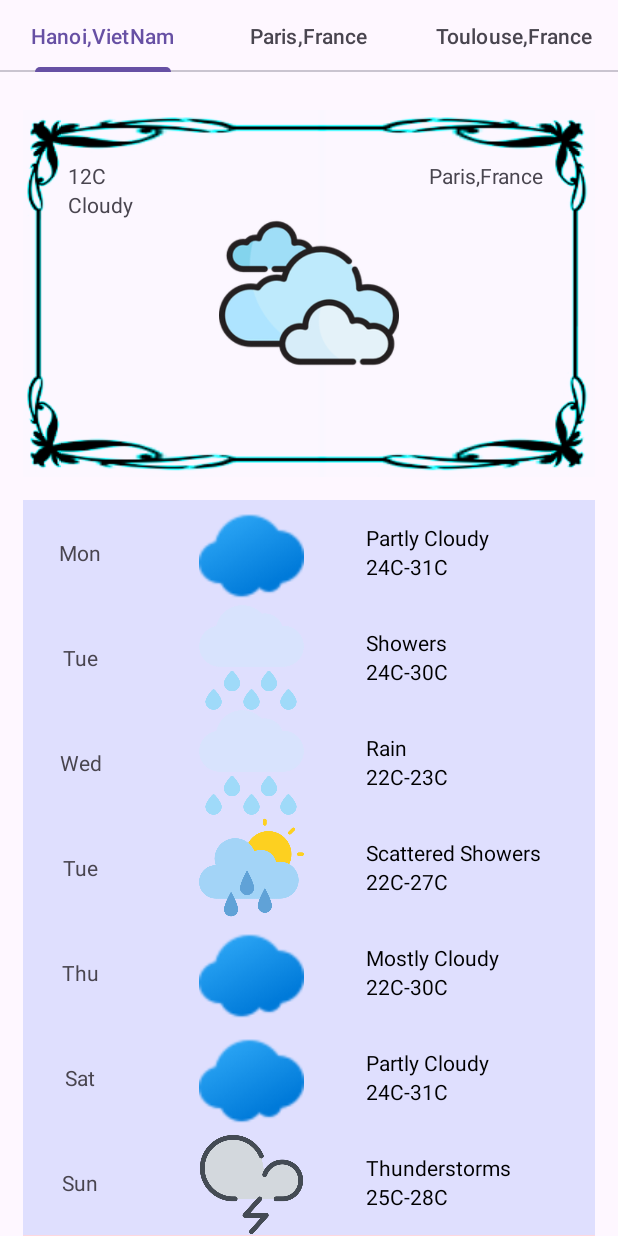
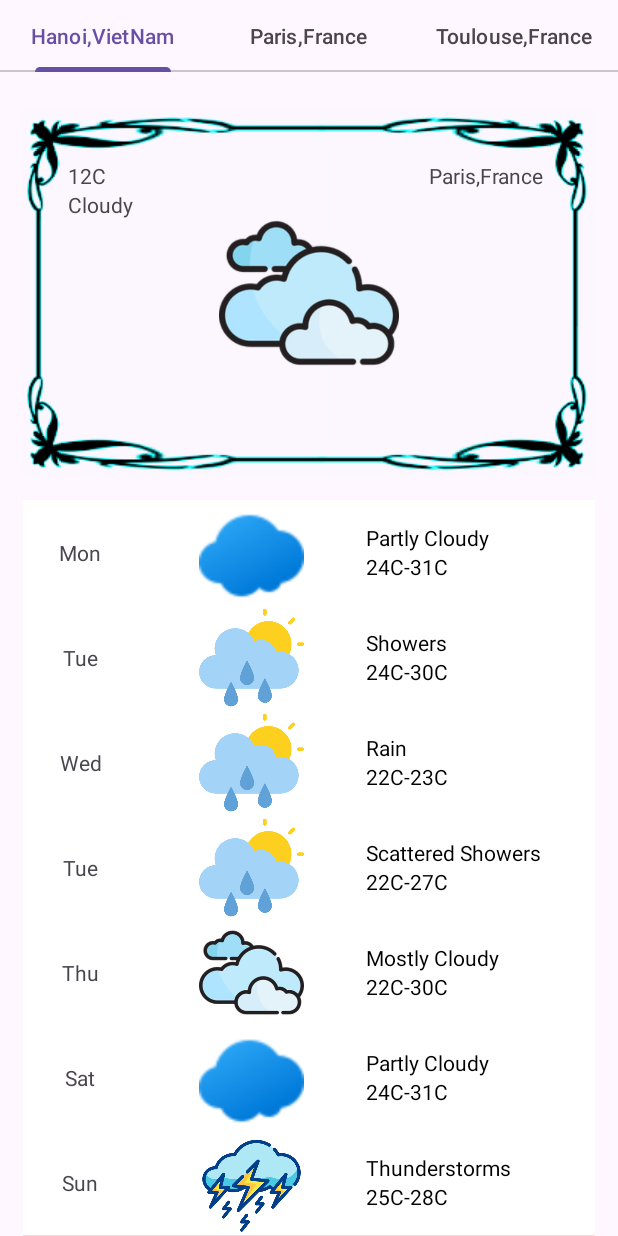
Before and after one commit to hipe1612/usthWeather, an Android app: the screen it shows after launch (WeatherActivity), on a phone screen of 412 x 824 dp. Run offline under Robolectric (Android 15) with nearby library versions, the phone set to English and light mode, and no system bars; 1 statement that could not run was skipped.

Commit message:
fix fragment forecast view

```diff
--- a/app/src/main/res/layout/fragment_forecast.xml
+++ b/app/src/main/res/layout/fragment_forecast.xml
@@ -8,7 +8,7 @@
     <LinearLayout
         android:layout_width="match_parent"
         android:layout_height="wrap_content"
-        android:background="#dfdffe"
+        android:background="@color/white"
         android:orientation="vertical"
         >
 
@@ -80,7 +80,7 @@
                 android:layout_height="70dp"
                 android:layout_gravity="center"
                 android:layout_weight="2"
-                android:src="@drawable/rain">
+                android:src="@drawable/rain_sun">
 
             </ImageView>
 
@@ -132,7 +132,7 @@
                 android:layout_height="70dp"
                 android:layout_gravity="center"
                 android:layout_weight="2"
-                android:src="@drawable/rain">
+                android:src="@drawable/rain_sun">
 
             </ImageView>
 
@@ -235,7 +235,7 @@
                 android:layout_height="70dp"
                 android:layout_gravity="center"
                 android:layout_weight="2"
-                android:src="@drawable/partly_cloudy">
+                android:src="@drawable/cloudy">
 
             </ImageView>
 
@@ -335,7 +335,7 @@
                 android:layout_height="70dp"
                 android:layout_gravity="center"
                 android:layout_weight="2"
-                android:src="@drawable/storm">
+                android:src="@drawable/thunderstorms">
 
             </ImageView>
 
```
